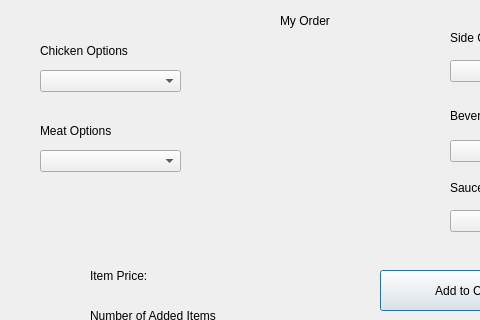
Before: the Qt Designer form QT_Assignment/order.ui in Yasmina-Reda/QT_Assignment, drawn with Qt 5; both pictures show x 0 to 480 and y 0 to 320 of the 640 by 480 pixel window.
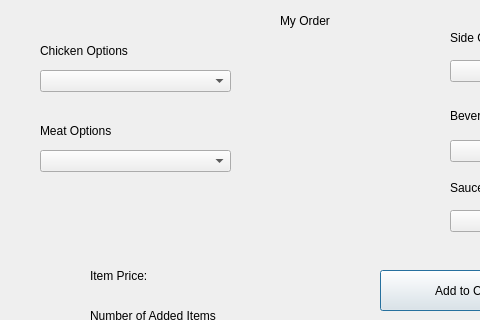
After: the same form once the commit is applied.

```diff
--- a/QT_Assignment/order.ui
+++ b/QT_Assignment/order.ui
@@ -213,7 +213,7 @@
     <rect>
      <x>40</x>
      <y>70</y>
-     <width>141</width>
+     <width>191</width>
      <height>22</height>
     </rect>
    </property>
@@ -268,7 +268,7 @@
     <rect>
      <x>40</x>
      <y>150</y>
-     <width>141</width>
+     <width>191</width>
      <height>22</height>
     </rect>
    </property>
```
Left out of the diff: 13 changed lines with no effect on the pictures.
